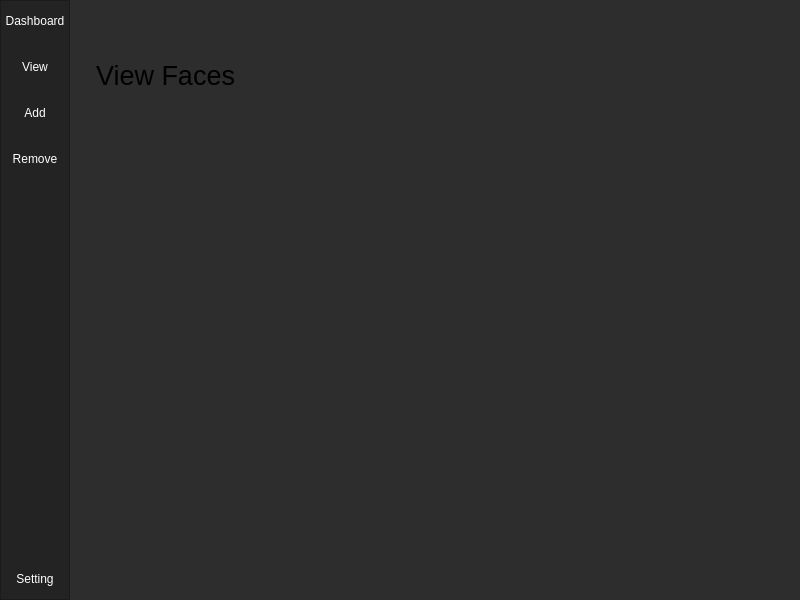
The window that main.ui (mishrilal/CAIO) describes before a commit, drawn with Qt 5.
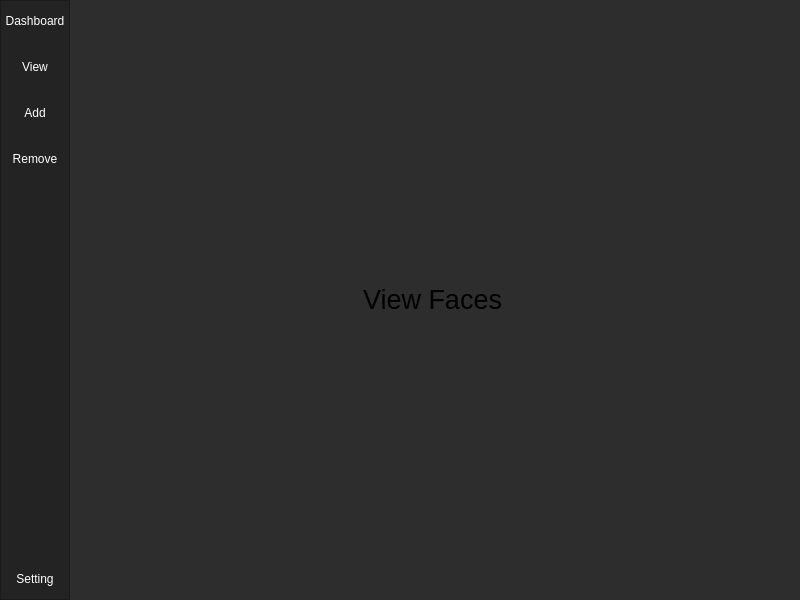
The same window after the commit. The open tabs and pages were chosen to show the change.

Diff of the .ui file:
```diff
--- a/main.ui
+++ b/main.ui
@@ -248,24 +248,29 @@
        </layout>
       </widget>
       <widget class="QWidget" name="view_page">
+       <layout class="QGridLayout" name="gridLayout_2">
+        <item row="0" column="0">
        <widget class="QLabel" name="label_2">
-        <property name="geometry">
-         <rect>
-          <x>20</x>
-          <y>40</y>
-          <width>151</width>
-          <height>71</height>
-         </rect>
+          <property name="sizePolicy">
+           <sizepolicy hsizetype="Fixed" vsizetype="Fixed">
+            <horstretch>0</horstretch>
+            <verstretch>0</verstretch>
+           </sizepolicy>
         </property>
         <property name="font">
          <font>
           <pointsize>20</pointsize>
          </font>
         </property>
+          <property name="layoutDirection">
+           <enum>Qt::LeftToRight</enum>
+          </property>
         <property name="text">
          <string>View Faces</string>
         </property>
        </widget>
+        </item>
+       </layout>
       </widget>
       <widget class="QWidget" name="add_page">
        <widget class="QLabel" name="label_3">
```
Left out of the diff: 48 changed lines with no effect on the pictures. Lines whose indentation alone changed are shown as unchanged.
